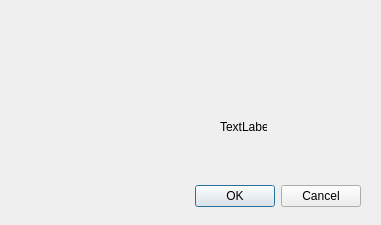
This is untitled/challenge.ui in ledong2512/QtOAQ as Qt 5 draws it before an edit. The edited form follows.
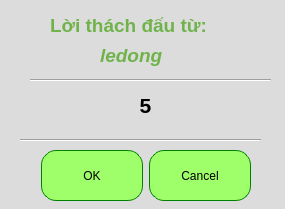
This is the edited form.

The edit to the form file:
```diff
--- a/untitled/challenge.ui
+++ b/untitled/challenge.ui
@@ -6,20 +6,51 @@
    <rect>
     <x>0</x>
     <y>0</y>
-    <width>381</width>
-    <height>225</height>
+    <width>285</width>
+    <height>209</height>
    </rect>
   </property>
   <property name="windowTitle">
    <string>Dialog</string>
   </property>
+  <property name="styleSheet">
+   <string notr="true">QPushButton{
+width:100px;
+height:50px;
+ border:1px solid green;
+border-radius: 15px;
+background:rgb(158, 255, 106)
+
+}
+QPushButton:hover {
+  background-color: #3e8e41;
+  box-shadow: 0 5px #666;
+  transform: translateY(4px);
+}
+QPushButton:pressed {
+  background-color:rgb(158, 255, 106) ;
+  
+}
+QDialog{
+ background-color:rgb(220, 220, 220)
+}
+QDialogButtonBox StandardButton{
+ background:rgb(220, 220, 220)
+}</string>
+  </property>
+  <property name="sizeGripEnabled">
+   <bool>false</bool>
+  </property>
+  <property name="modal">
+   <bool>false</bool>
+  </property>
   <widget class="QDialogButtonBox" name="buttonBox">
    <property name="geometry">
     <rect>
-     <x>20</x>
-     <y>180</y>
-     <width>341</width>
-     <height>32</height>
+     <x>-40</x>
+     <y>150</y>
+     <width>291</width>
+     <height>51</height>
     </rect>
    </property>
    <property name="orientation">
@@ -32,14 +63,80 @@
   <widget class="QLabel" name="timeLabel">
    <property name="geometry">
     <rect>
-     <x>220</x>
-     <y>120</y>
-     <width>47</width>
-     <height>13</height>
+     <x>110</x>
+     <y>90</y>
+     <width>71</width>
+     <height>31</height>
     </rect>
    </property>
+   <property name="font">
+    <font>
+     <pointsize>16</pointsize>
+     <weight>75</weight>
+     <bold>true</bold>
+    </font>
+   </property>
    <property name="text">
-    <string>TextLabel</string>
+    <string>&lt;html&gt;&lt;head/&gt;&lt;body&gt;&lt;p align=&quot;center&quot;&gt;&lt;span style=&quot; font-size:16pt; font-weight:600;&quot;&gt;5&lt;/span&gt;&lt;/p&gt;&lt;/body&gt;&lt;/html&gt;</string>
+   </property>
+  </widget>
+  <widget class="QLabel" name="label">
+   <property name="geometry">
+    <rect>
+     <x>50</x>
+     <y>10</y>
+     <width>171</width>
+     <height>31</height>
+    </rect>
+   </property>
+   <property name="text">
+    <string>&lt;html&gt;&lt;head/&gt;&lt;body&gt;&lt;p&gt;&lt;span style=&quot; font-size:14pt; font-weight:600; color:#6fb34a;&quot;&gt;Lời thách đấu từ:&lt;/span&gt;&lt;/p&gt;&lt;/body&gt;&lt;/html&gt;</string>
+   </property>
+  </widget>
+  <widget class="QLabel" name="challengerLabel">
+   <property name="geometry">
+    <rect>
+     <x>100</x>
+     <y>40</y>
+     <width>101</width>
+     <height>31</height>
+    </rect>
+   </property>
+   <property name="font">
+    <font>
+     <pointsize>14</pointsize>
+     <weight>75</weight>
+     <bold>true</bold>
+    </font>
+   </property>
+   <property name="text">
+    <string>&lt;html&gt;&lt;head/&gt;&lt;body&gt;&lt;p&gt;&lt;span style=&quot; font-size:14pt; font-weight:600; font-style:italic; color:#6fb34a;&quot;&gt;ledong&lt;/span&gt;&lt;/p&gt;&lt;/body&gt;&lt;/html&gt;</string>
+   </property>
+  </widget>
+  <widget class="Line" name="line">
+   <property name="geometry">
+    <rect>
+     <x>30</x>
+     <y>70</y>
+     <width>241</width>
+     <height>20</height>
+    </rect>
+   </property>
+   <property name="orientation">
+    <enum>Qt::Horizontal</enum>
+   </property>
+  </widget>
+  <widget class="Line" name="line_2">
+   <property name="geometry">
+    <rect>
+     <x>20</x>
+     <y>130</y>
+     <width>241</width>
+     <height>20</height>
+    </rect>
+   </property>
+   <property name="orientation">
+    <enum>Qt::Horizontal</enum>
    </property>
   </widget>
  </widget>
```
